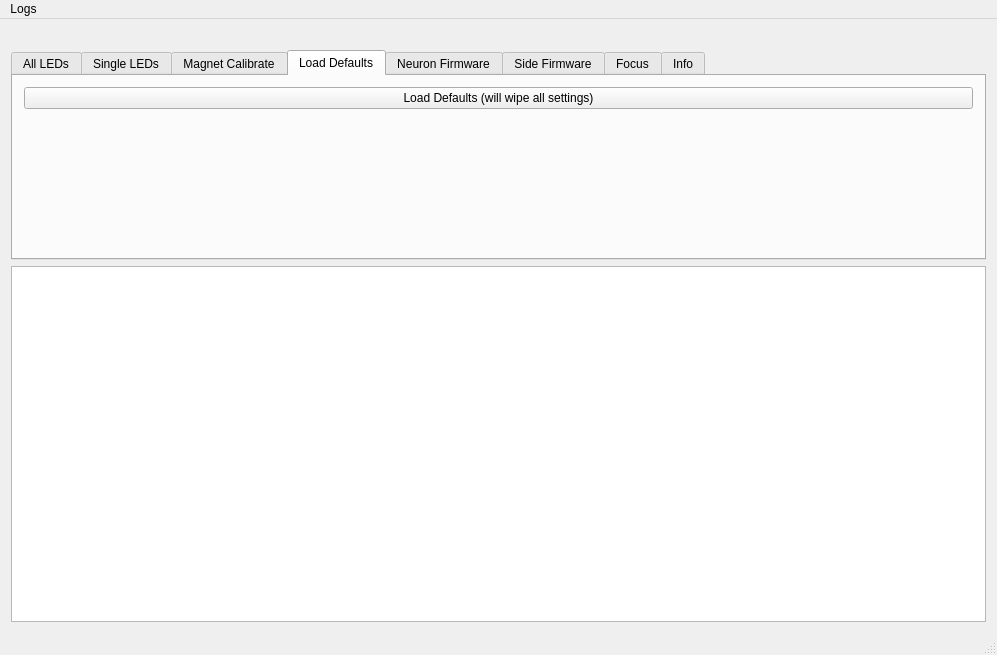
Before: the Qt Designer form combined_tests/mainwindow.ui in Dygmalab/assembly_tests, drawn with Qt 5.
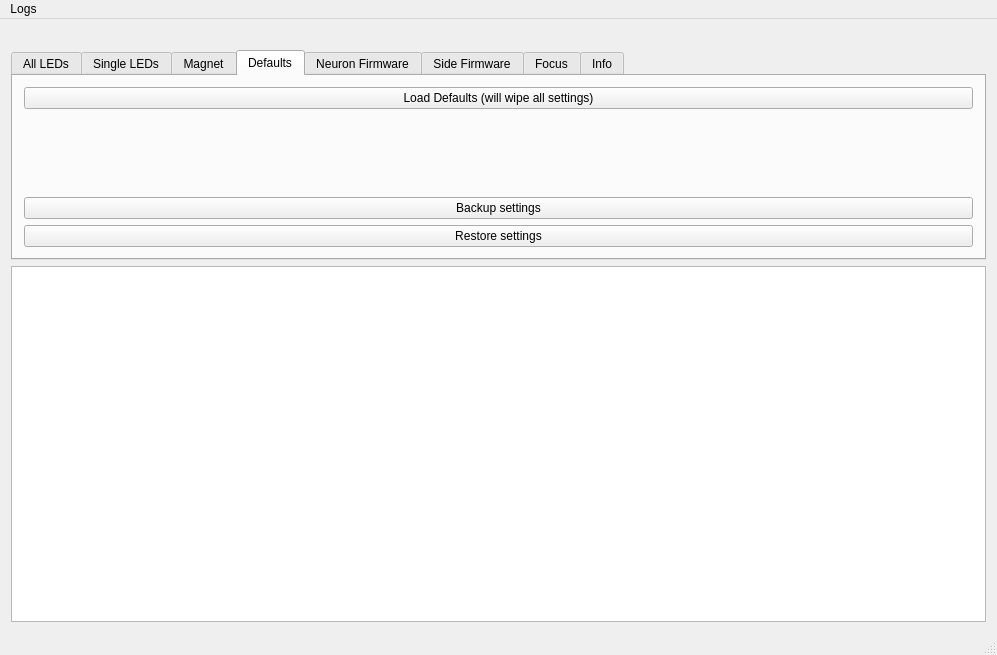
After: the same form once the commit is applied. The open tabs and pages were chosen to show the change. Icons and pictures are not drawn.

Commit message: backup and restore user settings

The edit to the form file:
```diff
--- a/combined_tests/mainwindow.ui
+++ b/combined_tests/mainwindow.ui
@@ -135,7 +135,7 @@
         </widget>
         <widget class="QWidget" name="magnet_tab">
          <attribute name="title">
-          <string>Magnet Calibrate</string>
+          <string>Magnet</string>
          </attribute>
          <layout class="QHBoxLayout" name="horizontalLayout">
           <item>
@@ -198,7 +198,7 @@
         </widget>
         <widget class="QWidget" name="load_defaults_tab">
          <attribute name="title">
-          <string>Load Defaults</string>
+          <string>Defaults</string>
          </attribute>
          <layout class="QHBoxLayout" name="horizontalLayout_3">
           <item>
@@ -223,6 +223,20 @@
               </property>
              </spacer>
             </item>
+            <item row="2" column="0">
+             <widget class="QPushButton" name="backup_settings">
+              <property name="text">
+               <string>Backup settings</string>
+              </property>
+             </widget>
+            </item>
+            <item row="3" column="0">
+             <widget class="QPushButton" name="restore_settings">
+              <property name="text">
+               <string>Restore settings</string>
+              </property>
+             </widget>
+            </item>
            </layout>
           </item>
          </layout>
```
Left out of the diff: 2 changed lines with no effect on the pictures. The commit also changes 2 other files.
